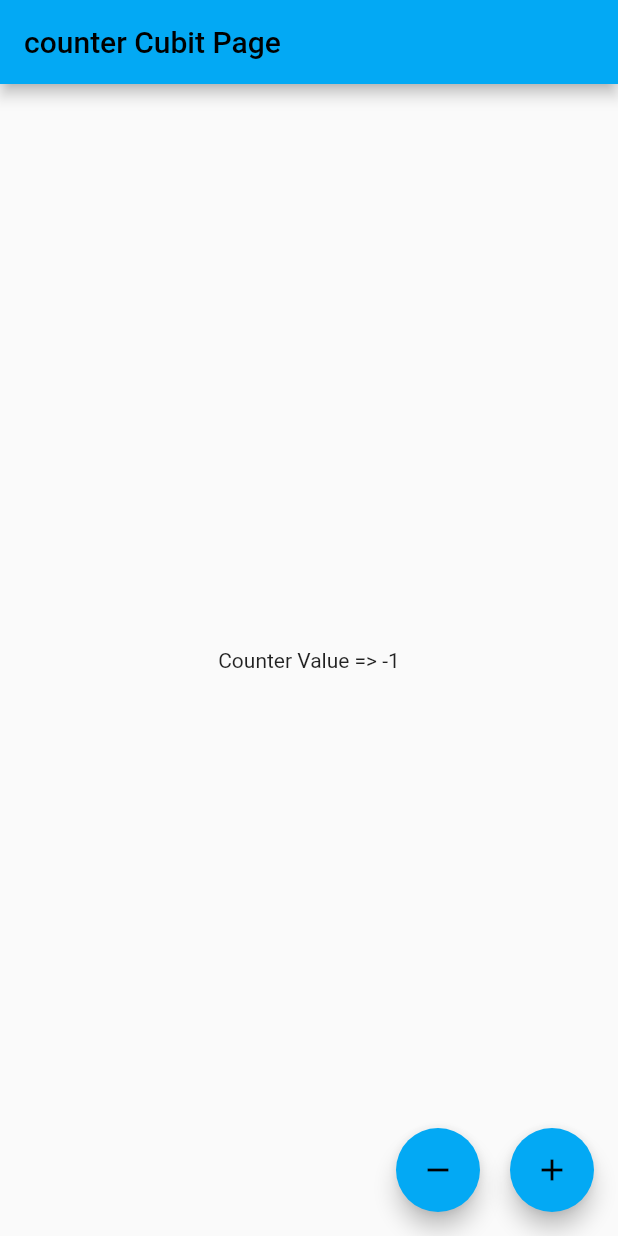
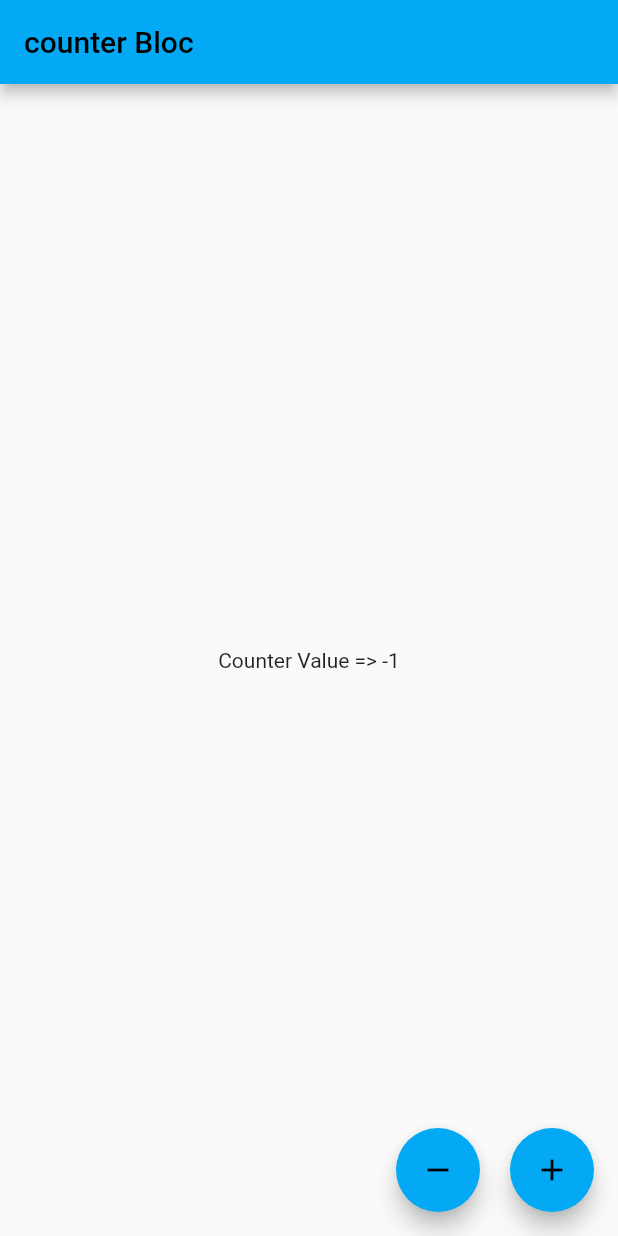
Before and after one commit to andrianiainafn/master_provider, a Flutter app: the screen it shows after launch, after a tap on the "remove" icon, on a phone screen of 412 x 824 dp. Run offline on Flutter 3.47's test engine with Material 2 defaults, Android fonts, the phone set to English and light mode, and no system bars; our stand-ins replace bloc, flutter_bloc.

Commit message:
finalisaiton du bloc managment

```diff
--- a/lib/bloc/counter.bloc.dart
+++ b/lib/bloc/counter.bloc.dart
@@ -0,0 +1,17 @@
+import 'package:flutter_bloc/flutter_bloc.dart';
+
+enum CounterEvent { INCREMENT,DECREMENT}
+class CounterBloc extends Bloc<CounterEvent,int>{
+  CounterBloc() : super(0){
+    on((event, emit){
+      switch(event){
+        case CounterEvent.INCREMENT :
+          emit(state + 1);
+          break;
+        case CounterEvent.DECREMENT :
+          emit(state -1);
+          break;
+      }
+    });
+  }
+}
--- a/lib/main.dart
+++ b/lib/main.dart
@@ -1,7 +1,9 @@
 import 'package:flutter/material.dart';
 import 'package:flutter_bloc/flutter_bloc.dart';
 import 'package:provider/provider.dart';
+import 'package:state_provider/bloc/counter.bloc.dart';
 import 'package:state_provider/bloc/counter.cubit.dart';
+import 'package:state_provider/pages/counter.bloc.page.dart';
 import 'package:state_provider/pages/counter.cubit.page.dart';
 import 'package:state_provider/pages/counter.provider.page.dart';
 import 'package:state_provider/pages/counter.stateful.page.dart';
@@ -16,14 +18,15 @@ class MyApp extends StatelessWidget {
   Widget build(BuildContext context) {
     return MultiBlocProvider(
       providers: [
-        BlocProvider(create: (context)=>CounterCubit(0))
+        BlocProvider(create: (context)=>CounterCubit(0)),
+        BlocProvider(create: (context)=>CounterBloc())
       ],
       child: MaterialApp(
         theme: ThemeData(
             primarySwatch: Colors.lightBlue
         ),
         routes: {
-          "/":(context) => CounterCubitPage()
+          "/":(context) => CounterBlocPage()
         },
       ),
     );
--- /dev/null
+++ b/lib/pages/counter.bloc.page.dart
@@ -0,0 +1,41 @@
+import 'package:flutter/material.dart';
+import 'package:flutter_bloc/flutter_bloc.dart';
+import 'package:provider/provider.dart';
+import 'package:state_provider/bloc/counter.bloc.dart';
+import 'package:state_provider/bloc/counter.cubit.dart';
+import 'package:state_provider/provider/counter.state.dart';
+
+class CounterBlocPage extends StatelessWidget {
+  const CounterBlocPage({super.key});
+
+  @override
+  Widget build(BuildContext context) {
+    // TODO: implement build
+    return Scaffold(
+      appBar: AppBar(title: const Text('counter Bloc'),),
+      body: BlocBuilder<CounterBloc,int>(
+        builder: (context,state){
+          return Center(
+            child: Text('Counter Value => $state'),
+          );
+        },
+      ),
+      floatingActionButton: Row(
+        mainAxisAlignment: MainAxisAlignment.end,
+        children: [
+          FloatingActionButton(
+            onPressed: (){
+                context.read<CounterBloc>().add(CounterEvent.DECREMENT);
+            }
+            ,child: const Icon(Icons.remove),),
+          const SizedBox(width: 20,),
+          FloatingActionButton(
+            onPressed: (){
+                context.read<CounterBloc>().add(CounterEvent.INCREMENT);
+            }
+            ,child: const Icon(Icons.add),),
+        ],
+      ),
+    );
+  }
+}
```
